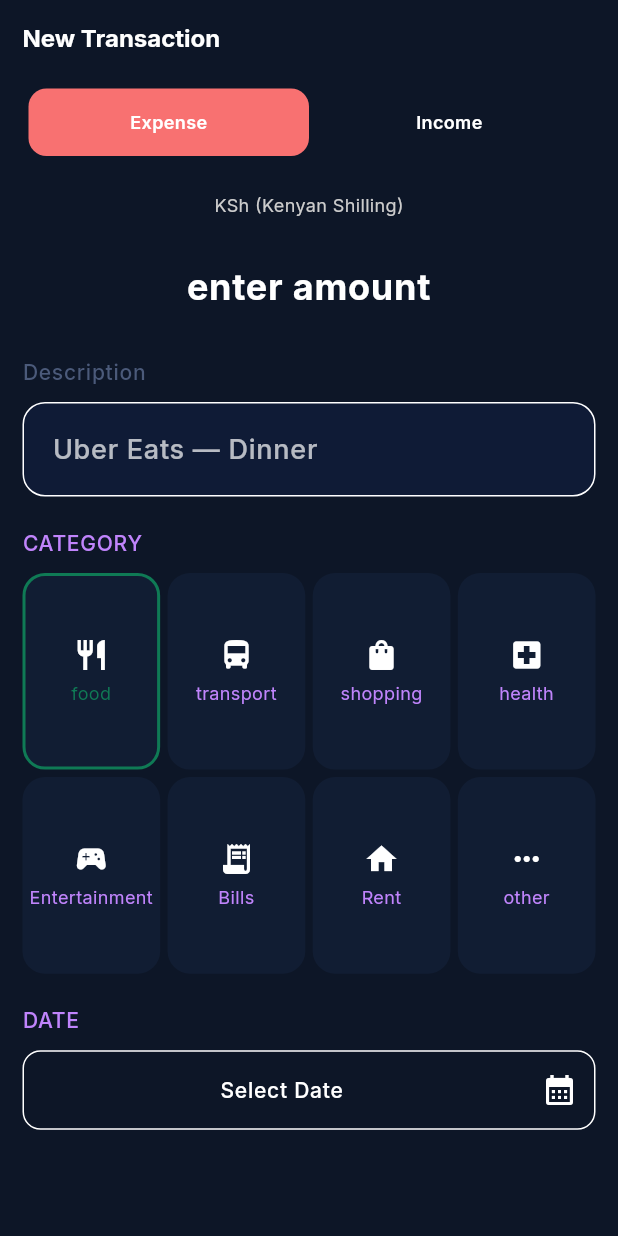
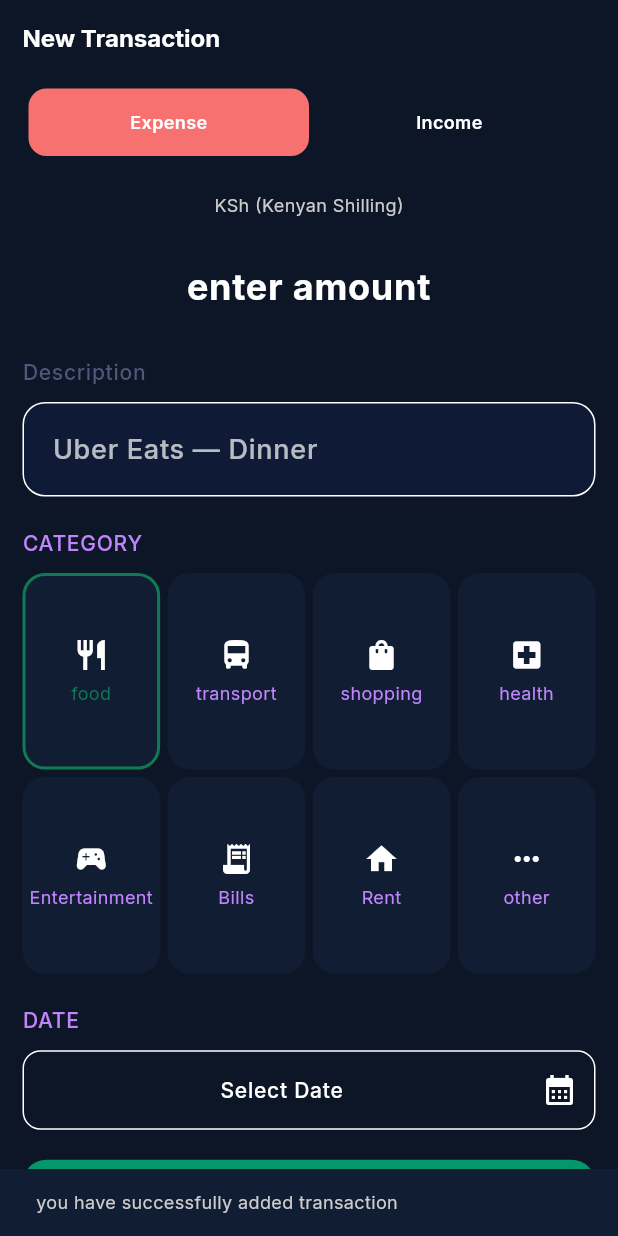
Before and after one commit to shrewd-baddest/finance_track, a Flutter app: the AddTransactions screen opened by its route, on a phone screen of 412 x 824 dp. Run offline on Flutter 3.47's test engine with Material 3 defaults, Android fonts, the phone set to English and light mode, and no system bars; our stand-ins replace flutter_riverpod, google_fonts, sqflite; accounts and stored records are empty.

Commit message:
added addtransaction widget

```diff
--- a/lib/database/category.dart
+++ b/lib/database/category.dart
@@ -1,5 +1,5 @@
 class CategoryTable {
-  static final tableName = 'CategoryTable';
+  static final tableName = 'Categories';
 
   static const createTable = '''CREATE TABLE categories (
     id INTEGER PRIMARY KEY AUTOINCREMENT,
--- /dev/null
+++ b/lib/models/transaction_model.dart
@@ -0,0 +1,35 @@
+class TransactionModel {
+  final String transaction_type;
+  final double amount;
+  final String description;
+  final Map<String, dynamic> category;
+  final String transaction_date;
+
+  TransactionModel({
+    required this.transaction_type,
+    required this.amount,
+    required this.category,
+    required this.description,
+    required this.transaction_date,
+  });
+
+  Map<String, dynamic> toJson() {
+    return {
+      "transaction_type": transaction_type,
+      "amount": amount,
+      "description": description,
+      "category": category,
+      "created_at": transaction_date,
+    };
+  }
+
+  factory TransactionModel.fromJson(Map<String, dynamic> json) {
+    return TransactionModel(
+      amount: json['amount'],
+      transaction_type: json['transaction_type'],
+      description: json['description'],
+      category: json['category'],
+      transaction_date: json['transaction_date'],
+    );
+  }
+}
--- /dev/null
+++ b/lib/providers/notifier_provider.dart
@@ -0,0 +1,17 @@
+import 'package:flutter_riverpod/flutter_riverpod.dart';
+import 'package:transaction_tracker/models/transaction_model.dart';
+import 'package:transaction_tracker/providers/state_providers.dart';
+
+class InsertNotifier extends AsyncNotifier<void> {
+  @override
+  Future<void> build() async {}
+
+  Future<void> addTransactions(TransactionModel transaction) async {
+    state = const AsyncLoading();
+
+    state = await AsyncValue.guard(() async {
+      final repository = ref.read(transactionProvider);
+      await repository.transaction(transaction);
+    });
+  }
+}
--- a/lib/providers/state_providers.dart
+++ b/lib/providers/state_providers.dart
@@ -1,4 +1,18 @@
+import 'package:flutter/material.dart';
+import 'package:flutter_riverpod/flutter_riverpod.dart';
 import 'package:flutter_riverpod/legacy.dart';
+import 'package:transaction_tracker/database/database_service.dart';
+import 'package:transaction_tracker/providers/notifier_provider.dart';
+import 'package:transaction_tracker/repositories/transaction_repository.dart';
 
 final expenseProvider = StateProvider<bool>((ref) => true);
-final selectedCardProvider = StateProvider<String>((ref) => "food");
+final selectedCardProvider = StateProvider<Map<String, dynamic>>(
+  (ref) => {"name": "food", "icon": Icons.restaurant},
+);
+final dateProvider = StateProvider<String>((ref) => "");
+final transactionProvider = Provider<TransactionRepository>(
+  (ref) => TransactionRepository(DatabaseService()),
+);
+final transactionNotifier = AsyncNotifierProvider<InsertNotifier, void>(
+  InsertNotifier.new,
+);
--- a/lib/screens/addtransactions.dart
+++ b/lib/screens/addtransactions.dart
@@ -1,20 +1,24 @@
 import "package:flutter/material.dart";
 import "package:flutter/services.dart";
+import "package:flutter_riverpod/flutter_riverpod.dart";
 import "package:transaction_tracker/constants/app_colors.dart";
 import "package:transaction_tracker/constants/categories.dart";
+import "package:transaction_tracker/models/transaction_model.dart";
+import "package:transaction_tracker/providers/state_providers.dart";
 import "package:transaction_tracker/widgets/category_widget.dart";
 import "package:transaction_tracker/widgets/dateField.dart";
 import "package:transaction_tracker/widgets/transaction_selector.dart";
 
-class AddTransactions extends StatefulWidget {
+class AddTransactions extends ConsumerStatefulWidget {
   const AddTransactions({super.key});
 
   @override
-  State<AddTransactions> createState() => _AddTransactionsState();
+  ConsumerState<AddTransactions> createState() => _AddTransactionsState();
 }
 
-class _AddTransactionsState extends State<AddTransactions> {
+class _AddTransactionsState extends ConsumerState<AddTransactions> {
   final amountController = TextEditingController();
+  final descriptionController = TextEditingController();
 
   @override
   void dispose() {
@@ -24,6 +28,36 @@ class _AddTransactionsState extends State<AddTransactions> {
 
   @override
   Widget build(BuildContext context) {
+    final transactionDate = ref.watch(dateProvider);
+    final isExpense = ref.watch(expenseProvider);
+    final category = ref.watch(selectedCardProvider);
+
+    ref.listen(
+      transactionNotifier,
+      (((previous, next) => {
+        next.whenOrNull(
+          data: (_) => {
+            ScaffoldMessenger.of(context).showSnackBar(
+              SnackBar(
+                content: Text(
+                  "you have successfully added transaction",
+                  style: Theme.of(context).textTheme.bodyMedium?.copyWith(
+                    color: AppColors.textSecondary,
+                  ),
+                ),
+                backgroundColor: AppColors.card,
+              ),
+            ),
+          },
+          error: (error, stack) {
+            ScaffoldMessenger.of(
+              context,
+            ).showSnackBar(SnackBar(content: Text(error.toString())));
+          },
+        ),
+      })),
+    );
+
     return Scaffold(
       body: Padding(
         padding: const EdgeInsets.all(15.0),
@@ -71,6 +105,7 @@ class _AddTransactionsState extends State<AddTransactions> {
             ),
             SizedBox(height: 10.0),
             TextField(
+              controller: descriptionController,
               style: const TextStyle(color: Colors.white, fontSize: 18),
               decoration: InputDecoration(
                 hintText: "Uber Eats — Dinner",
@@ -123,6 +158,40 @@ class _AddTransactionsState extends State<AddTransactions> {
             ),
             SizedBox(height: 10.0),
             Datefield(),
+            SizedBox(height: 20.0),
+            ElevatedButton(
+              style: ElevatedButton.styleFrom(
+                backgroundColor: AppColors.primaryDark,
+                foregroundColor: AppColors.textPrimary,
+                minimumSize: Size(double.infinity, 50),
+                shape: RoundedRectangleBorder(
+                  borderRadius: BorderRadius.circular(16),
+                ),
+              ),
+              onPressed: () {
+                TransactionModel transact = TransactionModel(
+                  amount: double.parse(amountController.text),
+                  transaction_type: isExpense ? "expense" : "income",
+                  description: descriptionController.text,
+                  transaction_date: transactionDate,
+                  category: category,
+                );
+                ref
+                    .read(transactionNotifier.notifier)
+                    .addTransactions(transact);
+              },
+              child: Row(
+                mainAxisAlignment: MainAxisAlignment.center,
+                children: [
+                  Icon(Icons.check),
+                  SizedBox(height: 10.0),
+                  Text(
+                    "Save Transaction",
+                    style: Theme.of(context).textTheme.bodyMedium,
+                  ),
+                ],
+              ),
+            ),
           ],
         ),
       ),
--- a/lib/widgets/category_widget.dart
+++ b/lib/widgets/category_widget.dart
@@ -10,9 +10,15 @@ class CategoryWidget extends ConsumerWidget {
 
   @override
   Widget build(BuildContext context, WidgetRef ref) {
-    final selectedCard = ref.watch(selectedCardProvider);
+    final selectCard = ref.watch(selectedCardProvider);
+    final selectedCard = selectCard['name'];
     return GestureDetector(
-      onTap: () => ref.read(selectedCardProvider.notifier).state = name,
+      onTap: () {
+        ref.read(selectedCardProvider.notifier).state = {
+          'name': name,
+          'icon': icon.codePoint,
+        };
+      },
       child: Container(
         decoration: BoxDecoration(
           color: AppColors.card,
--- a/lib/widgets/dateField.dart
+++ b/lib/widgets/dateField.dart
@@ -1,13 +1,15 @@
 import 'package:flutter/material.dart';
+import 'package:flutter_riverpod/flutter_riverpod.dart';
+import 'package:transaction_tracker/providers/state_providers.dart';
 
-class Datefield extends StatefulWidget {
+class Datefield extends ConsumerStatefulWidget {
   const Datefield({super.key});
 
   @override
-  State<Datefield> createState() => _DatefieldState();
+  ConsumerState<Datefield> createState() => _DatefieldState();
 }
 
-class _DatefieldState extends State<Datefield> {
+class _DatefieldState extends ConsumerState<Datefield> {
   final TextEditingController dateController = TextEditingController();
 
   Future<void> selectedDate() async {
@@ -20,6 +22,7 @@ class _DatefieldState extends State<Datefield> {
     if (pickedDate != null) {
       dateController.text =
           "${pickedDate.day}/${pickedDate.month}/${pickedDate.year}";
+      ref.read(dateProvider.notifier).state = dateController.text;
     }
   }
 
```
Also changed, not shown: lib/repositories/transaction_repository.dart (added, +28 -0 lines), pubspec.lock, 1 other file.
